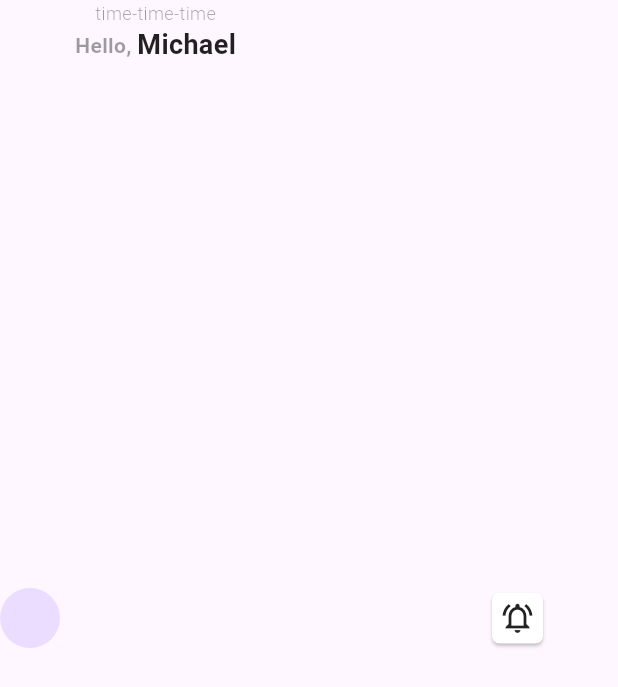
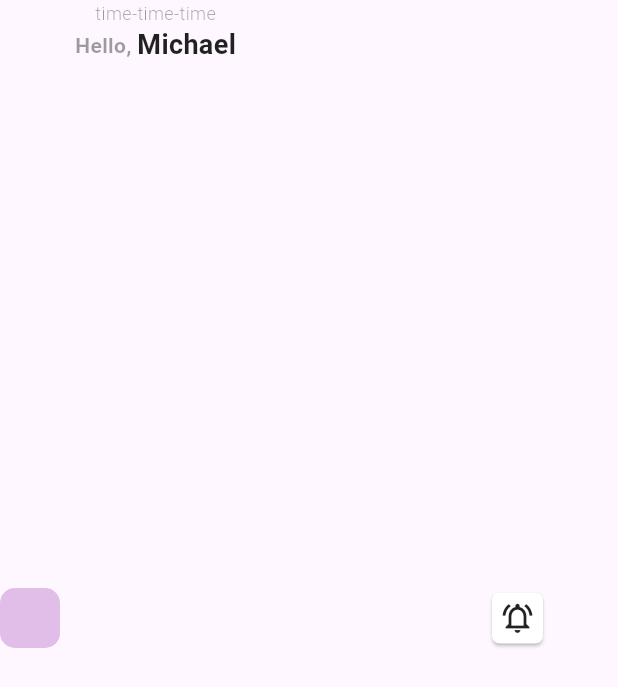
Before and after one commit to michael-099/A2SV-project-phase-mobile-tasks, a Flutter app: the TopBar widget shown alone on an empty page, opened directly, on a phone screen of 412 x 824 dp. Shown: the top 687 px of the screen. Run offline on Flutter 3.47's test engine with Material 3 defaults, Android fonts, the phone set to English and light mode, and no system bars; missing offline and left inert: number_paginator.

Commit message:
profile on the top bar

```diff
--- a/ecommerce_app/lib/main.dart
+++ b/ecommerce_app/lib/main.dart
@@ -7,9 +7,9 @@ import 'screens/details_page.dart';
 
 void main() {
   runApp(
-    HomePage()
+    // HomePage()
     // DetailsPage()
-    // AddProductPage(),
+    AddProductPage(),
     // SearchProductPage()
 
   );
--- a/ecommerce_app/lib/screens/search_product_page.dart
+++ b/ecommerce_app/lib/screens/search_product_page.dart
@@ -56,7 +56,7 @@ class _SearchProductPageState extends State<SearchProductPage> {
                             style: const TextStyle(),
                           ),
                         ),
-                        SizedBox(
+                        const SizedBox(
                           width: 10,
                         ),
                         SizedBox(
@@ -70,7 +70,7 @@ class _SearchProductPageState extends State<SearchProductPage> {
                             ),
 
                             onPressed: () {},
-                            child: Icon(Icons.line_style_outlined),
+                            child: const Icon(Icons.line_style_outlined),
                           ),
                         ),
                       ],
--- a/ecommerce_app/lib/widgets/custom_text_field.dart
+++ b/ecommerce_app/lib/widgets/custom_text_field.dart
@@ -16,7 +16,7 @@ class CustomTextField extends StatefulWidget {
       required this.maxLines,
       required this.minLines,
       this.suffixIcon,
-      this.width=double.infinity});
+      this.width = double.infinity});
 
   @override
   State<CustomTextField> createState() => _CustomTextFieldState();
@@ -47,10 +47,9 @@ class _CustomTextFieldState extends State<CustomTextField> {
             decoration: InputDecoration(
               suffixIcon: widget.suffixIcon,
               border: const OutlineInputBorder(
-                  borderRadius: BorderRadius.all(Radius.circular(16.0))),
+                  borderRadius: BorderRadius.all(Radius.circular(8.0))),
               focusedBorder: const OutlineInputBorder(
                 borderSide: BorderSide(color: Colors.blue),
-                borderRadius: BorderRadius.all(Radius.circular(160.0)),
               ),
             ),
             style: const TextStyle(),
--- a/ecommerce_app/lib/widgets/filter_prodact.dart
+++ b/ecommerce_app/lib/widgets/filter_prodact.dart
@@ -15,7 +15,6 @@ class FilterProdactWidget extends StatelessWidget {
         padding: const EdgeInsets.all(20.0),
         child: Column(
           children: [
-
             const SizedBox(
               height: 10,
             ),
--- a/ecommerce_app/lib/widgets/top_bar.dart
+++ b/ecommerce_app/lib/widgets/top_bar.dart
@@ -1,22 +1,27 @@
-import 'package:flutter/cupertino.dart';
 import 'package:flutter/material.dart';
-import 'package:flutter/widgets.dart';
 
 class TopBar extends StatelessWidget {
   const TopBar({super.key});
 
   @override
   Widget build(BuildContext context) {
-    return const SizedBox(
+    return SizedBox(
       width: 366,
       child: Row(
         mainAxisAlignment: MainAxisAlignment.spaceBetween,
         children: [
           Row(
             children: [
-              CircleAvatar(),
-              SizedBox(width: 10),
-              Column(
+              Container(
+                width: 40,
+                height: 40,
+                decoration: BoxDecoration(
+                  borderRadius: BorderRadius.all(Radius.circular(10)),
+                  color: Colors.purple[100],
+                ),
+              ),
+              const SizedBox(width: 10),
+              const Column(
                 mainAxisAlignment: MainAxisAlignment.start,
                 children: [
                   Text(
@@ -53,7 +58,7 @@ class TopBar extends StatelessWidget {
               ),
             ],
           ),
-          Card(
+          const Card(
             color: Colors.white,
             shape: RoundedRectangleBorder(
                 borderRadius: BorderRadius.all(Radius.circular(5))),
```
Also changed, not shown: ecommerce_app/lib/screens/home_page.dart (+8 -4 lines), ecommerce_app/lib/widgets/upload_file.dart (+1 -17 lines).
